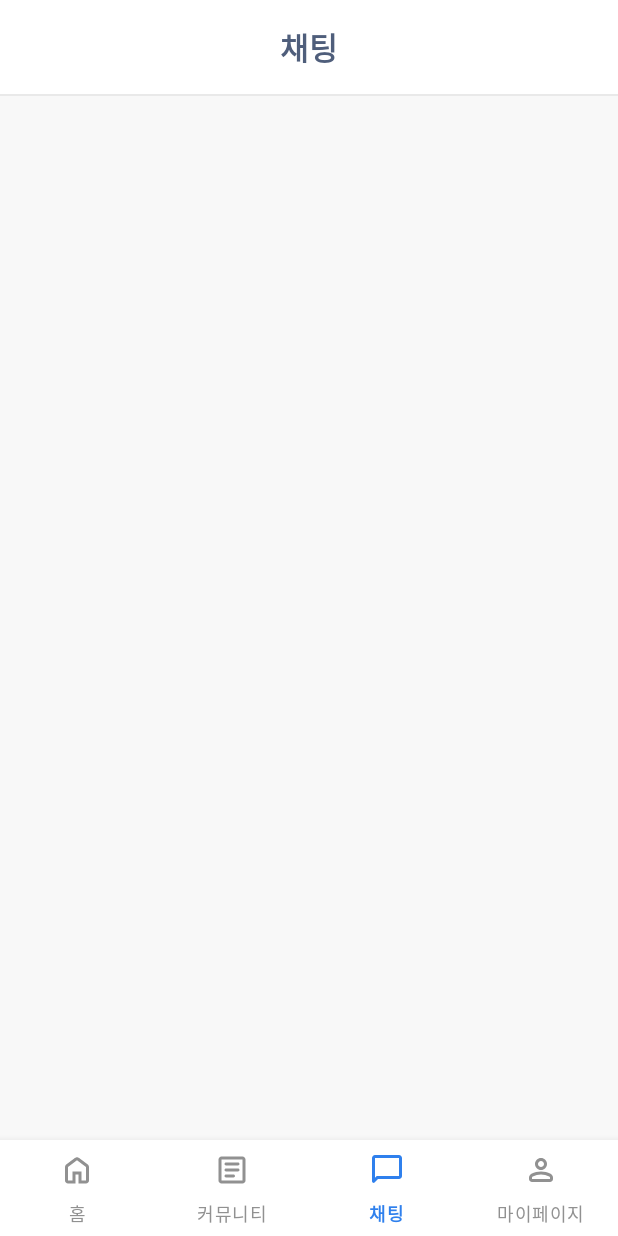
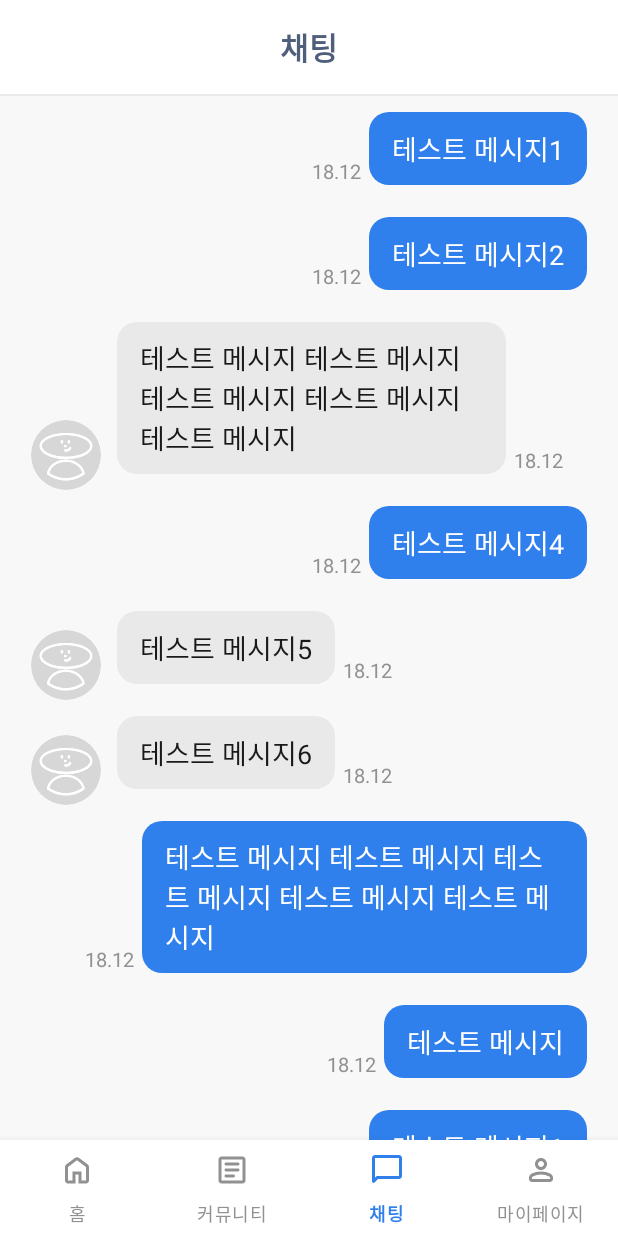
Before and after one commit to SSAFY-WORLD/SSAFY-WORLD, an Android app: the ChatFragment screen opened through its navigation route, on a phone screen of 412 x 824 dp. Run offline under Robolectric (Android 15) with nearby library versions, the phone set to English and light mode, and no system bars; our stand-ins replace navigation-ui, sdp/ssp sizes.

Commit message:
feat: 채팅 관련 개발 진행 중

```diff
--- a/SSAFYWorld/app/src/main/java/com/ssafy/world/src/main/chat/ChatFragment.kt
+++ b/SSAFYWorld/app/src/main/java/com/ssafy/world/src/main/chat/ChatFragment.kt
@@ -1,60 +1,37 @@
 package com.ssafy.world.src.main.chat
 
 import android.os.Bundle
-import androidx.fragment.app.Fragment
-import android.view.LayoutInflater
 import android.view.View
-import android.view.ViewGroup
 import com.ssafy.world.R
+import com.ssafy.world.config.BaseFragment
+import com.ssafy.world.data.model.ChatMessage
+import com.ssafy.world.databinding.FragmentChatBinding
+import java.util.*
 
-// TODO: Rename parameter arguments, choose names that match
-// the fragment initialization parameters, e.g. ARG_ITEM_NUMBER
-private const val ARG_PARAM1 = "param1"
-private const val ARG_PARAM2 = "param2"
 
-/**
- * A simple [Fragment] subclass.
- * Use the [ChatFragment.newInstance] factory method to
- * create an instance of this fragment.
- */
-class ChatFragment : Fragment() {
-    // TODO: Rename and change types of parameters
-    private var param1: String? = null
-    private var param2: String? = null
+class ChatFragment : BaseFragment<FragmentChatBinding>(FragmentChatBinding::bind, R.layout.fragment_chat) {
 
-    override fun onCreate(savedInstanceState: Bundle?) {
-        super.onCreate(savedInstanceState)
-        arguments?.let {
-            param1 = it.getString(ARG_PARAM1)
-            param2 = it.getString(ARG_PARAM2)
-        }
+    override fun onViewCreated(view: View, savedInstanceState: Bundle?) {
+        super.onViewCreated(view, savedInstanceState)
+        val list = arrayListOf<ChatMessage>(
+            ChatMessage("1", "2", "테스트 메시지1", "18.12", Date(), "1", "홍길동", "image"),
+            ChatMessage("1", "2", "테스트 메시지2", "18.12", Date(), "1", "홍길동", "image"),
+            ChatMessage("2", "1", "테스트 메시지 테스트 메시지 테스트 메시지 테스트 메시지 테스트 메시지", "18.12", Date(), "1", "홍길동", "image"),
+            ChatMessage("1", "2", "테스트 메시지4", "18.12", Date(), "1", "홍길동", "image"),
+            ChatMessage("2", "1", "테스트 메시지5", "18.12", Date(), "1", "홍길동", "image"),
+            ChatMessage("2", "1", "테스트 메시지6", "18.12", Date(), "1", "홍길동", "image"),
+            ChatMessage("1", "2", "테스트 메시지 테스트 메시지 테스트 메시지 테스트 메시지 테스트 메시지", "18.12", Date(), "1", "홍길동", "image"),
+            ChatMessage("1", "2", "테스트 메시지", "18.12", Date(), "1", "홍길동", "image"),
+            ChatMessage("1", "2", "테스트 메시지1", "18.12", Date(), "1", "홍길동", "image"),
+            ChatMessage("1", "2", "테스트 메시지2", "18.12", Date(), "1", "홍길동", "image"),
+            ChatMessage("2", "1", "테스트 메시지 테스트 메시지 테스트 메시지 테스트 메시지 테스트 메시지", "18.12", Date(), "1", "홍길동", "image"),
+            ChatMessage("1", "2", "테스트 메시지4", "18.12", Date(), "1", "홍길동", "image"),
+            ChatMessage("2", "1", "테스트 메시지5", "18.12", Date(), "1", "홍길동", "image"),
+            ChatMessage("2", "1", "테스트 메시지6", "18.12", Date(), "1", "홍길동", "image"),
+            ChatMessage("1", "2", "테스트 메시지 테스트 메시지 테스트 메시지 테스트 메시지 테스트 메시지", "18.12", Date(), "1", "홍길동", "image"),
+            ChatMessage("1", "2", "테스트 메시지", "18.12", Date(), "1", "홍길동", "image"),
+        )
+        binding.chattingRecyclerview.adapter = ChatAdapter(list, "1")
     }
 
-    override fun onCreateView(
-        inflater: LayoutInflater, container: ViewGroup?,
-        savedInstanceState: Bundle?
-    ): View? {
-        // Inflate the layout for this fragment
-        return inflater.inflate(R.layout.fragment_chat, container, false)
-    }
-
-    companion object {
-        /**
-         * Use this factory method to create a new instance of
-         * this fragment using the provided parameters.
-         *
-         * @param param1 Parameter 1.
-         * @param param2 Parameter 2.
-         * @return A new instance of fragment ChatFragment.
-         */
-        // TODO: Rename and change types and number of parameters
-        @JvmStatic
-        fun newInstance(param1: String, param2: String) =
-            ChatFragment().apply {
-                arguments = Bundle().apply {
-                    putString(ARG_PARAM1, param1)
-                    putString(ARG_PARAM2, param2)
-                }
-            }
-    }
 }
```
Also changed, not shown: SSAFYWorld/app/src/main/java/com/ssafy/world/src/main/chat/RecentConversationAdapter.kt (added, +57 -0 lines).
